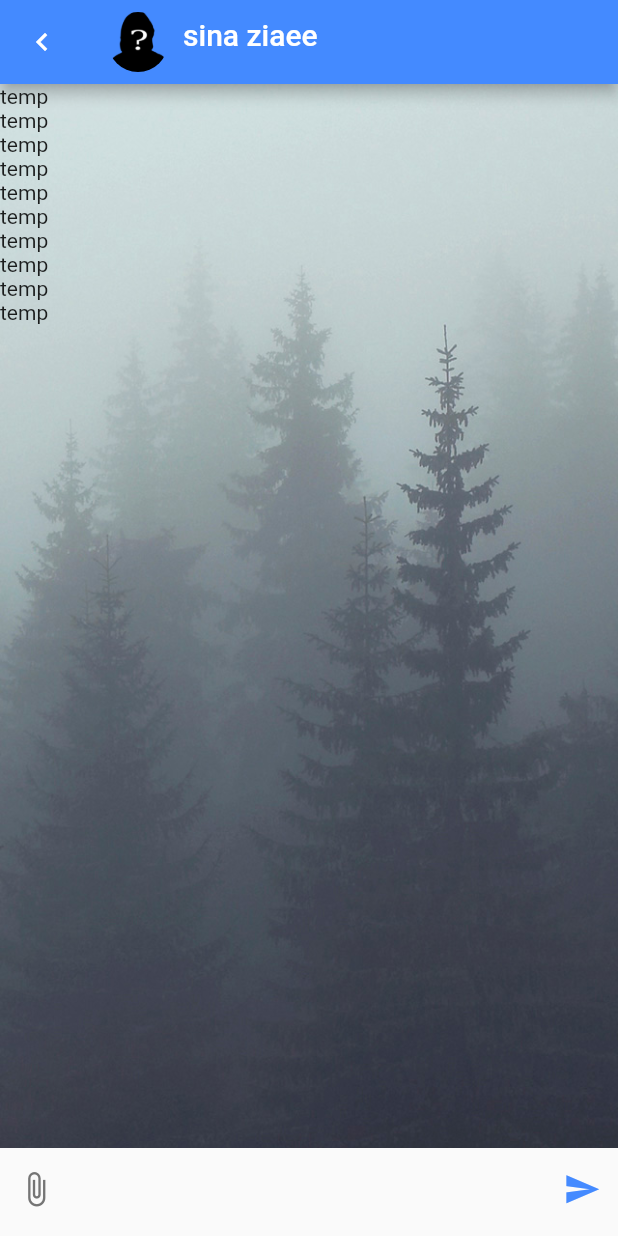
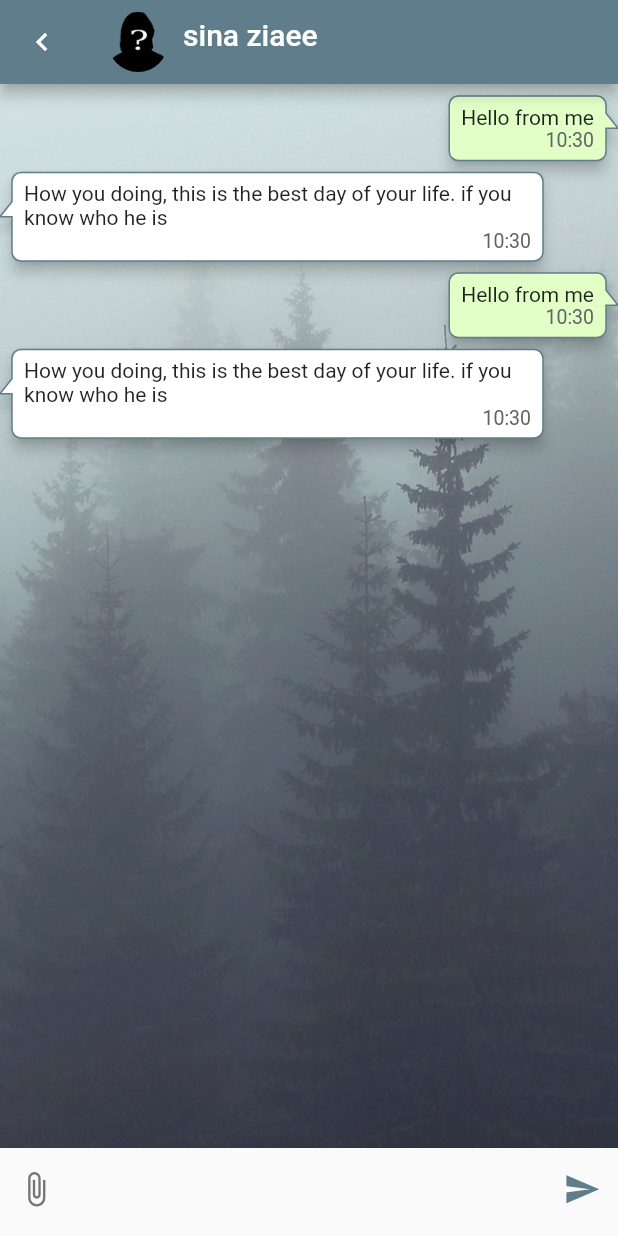
Before and after one commit to sinaziaee/LocatioBooker, a Flutter app: the screen it shows after launch, on a phone screen of 412 x 824 dp. Run offline on Flutter 3.47's test engine with Material 2 defaults, Android fonts, the light colour scheme and no system bars; drawn by our look-alikes of bubble; our stand-ins replace awesome_dialog, convert, csc_picker, dio, dotted_border, file_picker and 9 more; missing offline and left inert: flutter_absolute_path, image_picker_for_web, multi_image_picker, opencage_geocoder, shared_preferences_web; accounts and stored records are empty; network calls fail.

Commit message:
added chat bubble

```diff
--- a/lib/constants.dart
+++ b/lib/constants.dart
@@ -1,3 +1,4 @@
+import 'package:bubble/bubble.dart';
 import 'package:flutter/material.dart';
 
 final kOutLineInputBorder = OutlineInputBorder(
@@ -41,6 +42,29 @@ final kMyProgressIndicator = Container(
       valueColor: AlwaysStoppedAnimation<Color>(Colors.white),
     ),
   ),
+);
+
+final kRightColor = Colors.blueGrey[300];
+final kLeftColor = Colors.white;
+
+final styleSomebody = BubbleStyle(
+  nip: BubbleNip.leftCenter,
+  color: Colors.white,
+  borderColor: Colors.blueGrey,
+  borderWidth: 1,
+  elevation: 4,
+  margin: BubbleEdges.only(top: 8, right: 50),
+  alignment: Alignment.topLeft,
+);
+
+final styleMe = BubbleStyle(
+  nip: BubbleNip.rightCenter,
+  color: Color.fromARGB(255, 225, 255, 199),
+  borderColor: Colors.blueGrey,
+  borderWidth: 1,
+  elevation: 4,
+  margin: BubbleEdges.only(top: 8, left: 50),
+  alignment: Alignment.topRight,
 );
 
 // final String mainUrl = 'https://softcheetahs.herokuapp.com';
--- a/lib/screens/chat/chat_screen.dart
+++ b/lib/screens/chat/chat_screen.dart
@@ -35,7 +35,7 @@ class _ChatScreenState extends State<ChatScreen> {
       body: Column(
         crossAxisAlignment: CrossAxisAlignment.start,
         children: <Widget>[
-          MessageBubbles(),
+          MessageBubbles(size: size,),
           ChatMessageTextField(
             node: focusNode,
           ),
--- /dev/null
+++ b/lib/screens/chat/components/chat_body.dart
@@ -0,0 +1,24 @@
+import 'package:flutter/material.dart';
+
+import '../../../constants.dart';
+
+class ChatBody extends StatelessWidget {
+  final String text, time;
+  final bool isMe;
+
+  ChatBody({this.isMe, this.text, this.time});
+
+  @override
+  Widget build(BuildContext context) {
+    return Column(
+      crossAxisAlignment: CrossAxisAlignment.end,
+      children: [
+        Text(text),
+        Text(
+          time,
+          style: kBody3TextStyle.copyWith(),
+        ),
+      ],
+    );
+  }
+}
--- a/lib/screens/chat/components/chat_bubble.dart
+++ b/lib/screens/chat/components/chat_bubble.dart
@@ -1,9 +1,51 @@
 import 'package:flutter/material.dart';
+import 'package:flutter/rendering.dart';
+import 'package:bubble/bubble.dart';
+import 'package:loctio_booker/screens/chat/components/chat_body.dart';
+
+import '../../../constants.dart';
 
 class ChatBubble extends StatelessWidget {
+  final bool isMe;
+  final String text;
+  final String dateTime;
+  final Size size;
+
+  ChatBubble({
+    this.text,
+    this.dateTime,
+    this.isMe,
+    this.size,
+  });
 
   @override
   Widget build(BuildContext context) {
-    return Container();
+    return Row(
+      children: [
+        if (isMe) ...[
+          Expanded(
+            child: Bubble(
+              style: styleMe,
+              child: ChatBody(
+                isMe: isMe,
+                text: text,
+                time: dateTime.substring(10, 16),
+              ),
+            ),
+          ),
+        ] else ...[
+          Expanded(
+            child: Bubble(
+              style: styleSomebody,
+              child: ChatBody(
+                isMe: !isMe,
+                text: text,
+                time: dateTime.substring(10, 16),
+              ),
+            ),
+          ),
+        ],
+      ],
+    );
   }
 }
--- a/lib/screens/chat/components/chat_message_text_field.dart
+++ b/lib/screens/chat/components/chat_message_text_field.dart
@@ -63,7 +63,7 @@ class _ChatMessageTextFieldState extends State<ChatMessageTextField> {
                 iconSize: 25,
                 icon: Icon(
                   Icons.send,
-                  color: Colors.blueAccent,
+                  color: Colors.blueGrey,
                 ),
               ),
               SizedBox(
--- a/lib/screens/chat/components/left_bubble.dart
+++ /dev/null
@@ -1,11 +0,0 @@
-import 'package:flutter/material.dart';
-
-class LeftBubble extends StatelessWidget {
-
-  LeftBubble();
-
-  @override
-  Widget build(BuildContext context) {
-    return Container();
-  }
-}
--- a/lib/screens/chat/components/message_bubbles.dart
+++ b/lib/screens/chat/components/message_bubbles.dart
@@ -1,13 +1,18 @@
 import 'package:flutter/material.dart';
+import 'package:loctio_booker/screens/chat/components/chat_bubble.dart';
 
 class MessageBubbles extends StatefulWidget {
-  MessageBubbles();
+
+  final Size size;
+
+  MessageBubbles({this.size});
 
   @override
   _MessageBubblesState createState() => _MessageBubblesState();
 }
 
 class _MessageBubblesState extends State<MessageBubbles> {
+
   @override
   Widget build(BuildContext context) {
     return Expanded(
@@ -20,11 +25,32 @@ class _MessageBubblesState extends State<MessageBubbles> {
           color: Colors.grey[400],
         ),
         padding: EdgeInsets.all(0.0),
-        child: ListView.builder(
-          itemCount: 10,
-          itemBuilder: (context, index) {
-            return Text('temp');
-          },
+        // child: ListView.builder(
+        //   itemCount: 10,
+        //   itemBuilder: (context, index) {
+        //     return Text('temp');
+        //   },
+        // ),
+        child: ListView(
+          children: [
+            for (int i = 0; i < 4; i++) ...[
+              if (i % 2 == 0) ...[
+                ChatBubble(
+                  dateTime: DateTime.now().toString(),
+                  text: 'Hello from me',
+                  isMe: true,
+                  size: widget.size,
+                ),
+              ] else ...[
+                ChatBubble(
+                  dateTime: DateTime.now().toString(),
+                  text: 'How you doing, this is the best day of your life. if you know who he is',
+                  isMe: false,
+                  size: widget.size,
+                ),
+              ],
+            ],
+          ],
         ),
       ),
     );
--- a/lib/screens/chat/components/right_bubble.dart
+++ /dev/null
@@ -1,11 +0,0 @@
-import 'package:flutter/material.dart';
-
-class RightBubble extends StatelessWidget {
-
-  RightBubble();
-
-  @override
-  Widget build(BuildContext context) {
-    return Container();
-  }
-}
--- a/lib/static_methods.dart
+++ b/lib/static_methods.dart
@@ -292,7 +292,7 @@ class StaticMethods {
 
   static AppBar chatAppbar(BuildContext context, String imageUrl, String name) {
     return AppBar(
-      backgroundColor: Colors.blueAccent,
+      backgroundColor: Colors.blueGrey,
       leading: IconButton(
         onPressed: () {
           Navigator.pop(context);
--- a/pubspec.yaml
+++ b/pubspec.yaml
@@ -49,6 +49,7 @@ dependencies:
   syncfusion_flutter_datepicker: ^19.1.65-beta
   swipe_to: 0.0.1+8
   web_socket_channel: ^1.1.0
+  bubble: ^1.2.1
 
 
 dev_dependencies:
```
Also changed, not shown: pubspec.lock, 1 other file.
